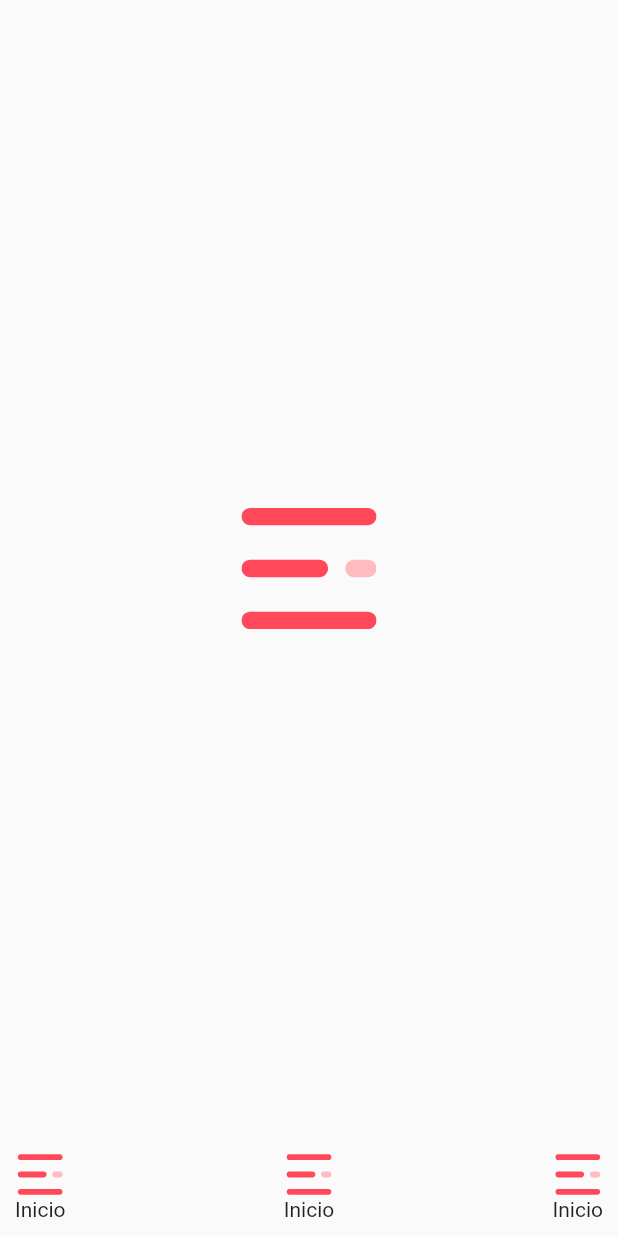
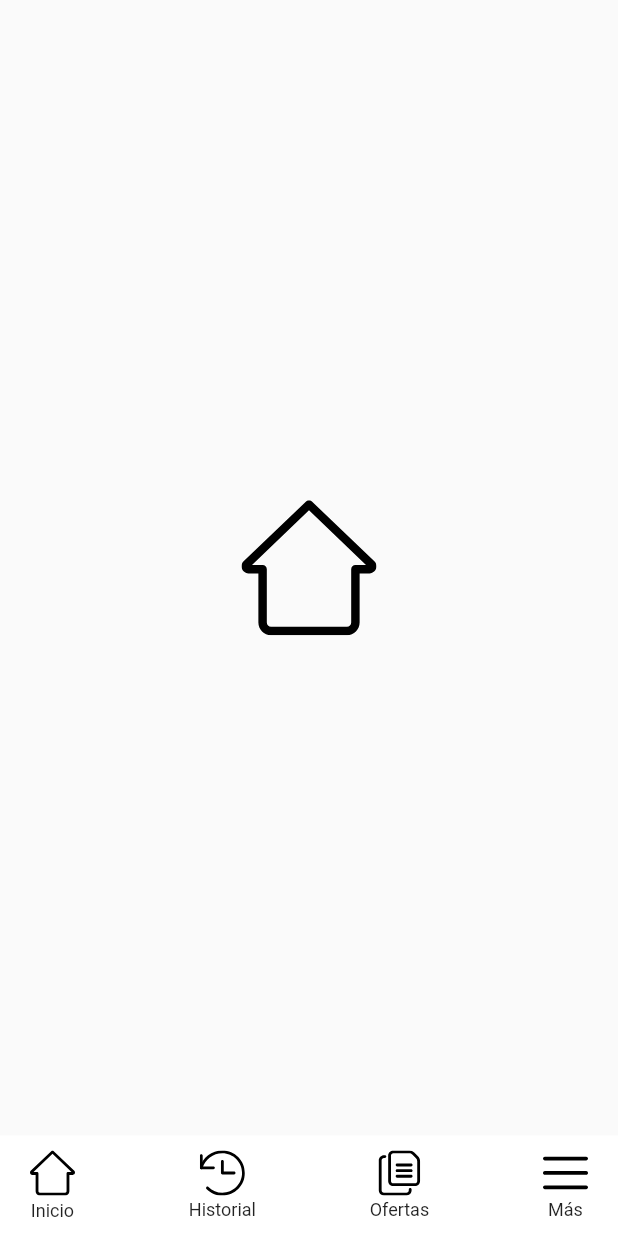
Before and after one commit to DavidBarcenas/flutter-ui, a Flutter app: the screen it shows after launch, on a phone screen of 412 x 824 dp. Run offline on Flutter 3.47's test engine with Material 2 defaults, Android fonts, the phone set to English and light mode, and no system bars; our stand-ins replace flutter_svg.

Commit message:
feat(BottomMenu): Add icons to the menu

```diff
--- a/lib/pages/home_page.dart
+++ b/lib/pages/home_page.dart
@@ -9,12 +9,13 @@ class HomePage extends StatelessWidget {
     return SafeArea(
       child: Scaffold(
         body: Center(
-          child: SvgPicture.asset('assets/icons/menu.svg', width: 90,)
+          child: SvgPicture.asset('assets/icons/home.svg', width: 90,)
         ),
         bottomNavigationBar: BottomMenu(items: [
-          BottomMenuItem(assetIcon: 'assets/icons/menu.svg', text: 'Inicio'),
-          BottomMenuItem(assetIcon: 'assets/icons/menu.svg', text: 'Inicio'),
-          BottomMenuItem(assetIcon: 'assets/icons/menu.svg', text: 'Inicio'),
+          BottomMenuItem(assetIcon: 'assets/icons/home.svg', text: 'Inicio'),
+          BottomMenuItem(assetIcon: 'assets/icons/back-arrow.svg', text: 'Historial'),
+          BottomMenuItem(assetIcon: 'assets/icons/copy.svg', text: 'Ofertas'),
+          BottomMenuItem(assetIcon: 'assets/icons/menu.svg', text: 'Más'),
         ],)
       ),
     );
--- a/lib/widgets/bottom_menu.dart
+++ b/lib/widgets/bottom_menu.dart
@@ -9,7 +9,8 @@ class BottomMenu extends StatelessWidget {
   @override
   Widget build(BuildContext context) {
     return Container(
-      padding: EdgeInsets.all(10),
+      color: Colors.white,
+      padding: EdgeInsets.symmetric(horizontal: 20.0, vertical: 10.0),
       child: Column(mainAxisSize: MainAxisSize.min, children: [
         Row(
           mainAxisAlignment: MainAxisAlignment.spaceBetween,
@@ -34,7 +35,8 @@ class BottomMenuItem extends StatelessWidget {
           assetIcon,
           width: 30,
         ),
-        Text(text)
+        SizedBox(height: 3.0,),
+        Text(text, style: TextStyle(fontSize: 12.0),)
       ],
     );
   }
```
Also changed, not shown: assets/icons/back-arrow.svg (added), assets/icons/copy.svg (added), assets/icons/heart.svg (added), assets/icons/home.svg (added), assets/icons/menu.svg.
